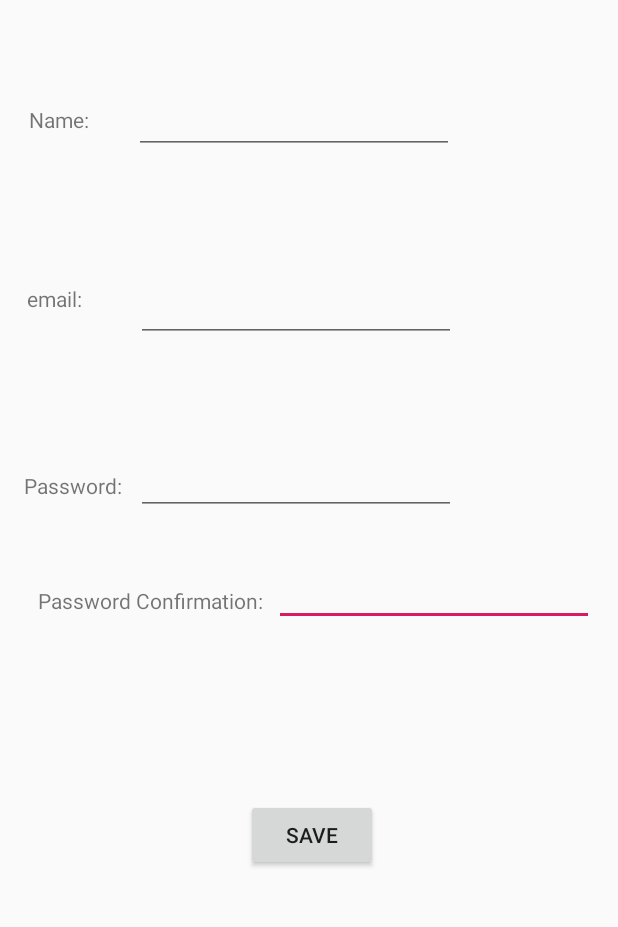
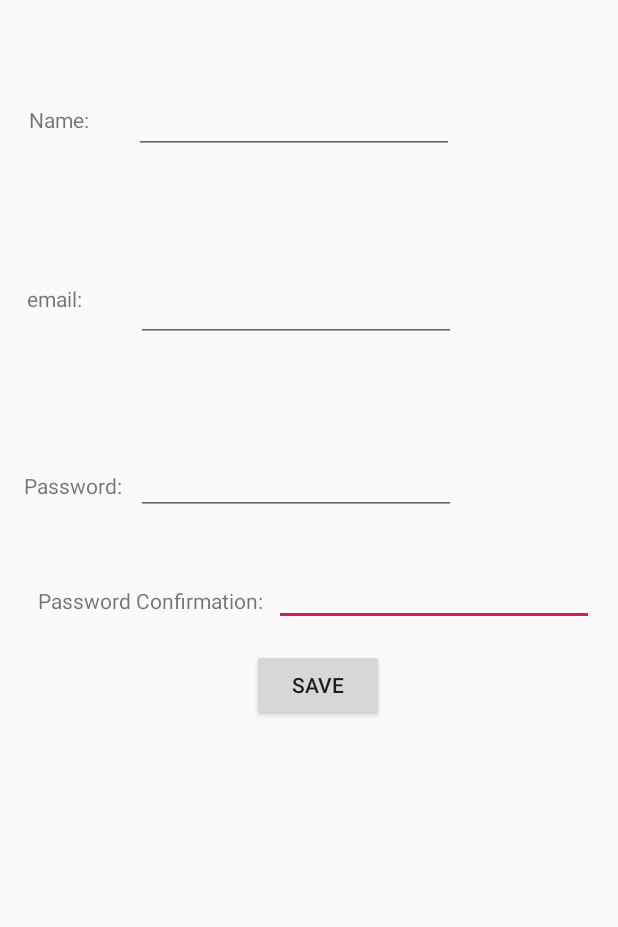
Before and after one commit to genevievepc47/SignUpForm, an Android app: the screen it shows after launch (FormActivity), on a phone screen of 412 x 824 dp, the part 173-1100 px from its top. Run offline under Robolectric (Android 15) with nearby library versions, the phone set to English and light mode, and no system bars.

```diff
--- a/app/src/main/res/layout/activity_main.xml
+++ b/app/src/main/res/layout/activity_main.xml
@@ -41,8 +41,8 @@
         android:id="@+id/saveButton"
         android:layout_width="wrap_content"
         android:layout_height="wrap_content"
-        android:layout_marginTop="592dp"
-        android:layout_marginEnd="160dp"
+        android:layout_marginTop="492dp"
+        android:layout_marginEnd="156dp"
         android:text="save"
         app:layout_constraintEnd_toEndOf="parent"
         app:layout_constraintTop_toTopOf="parent" />
```
Also changed, not shown: app/src/main/java/edu/temple/signupform/FormActivity.java (+53 -2 lines).
